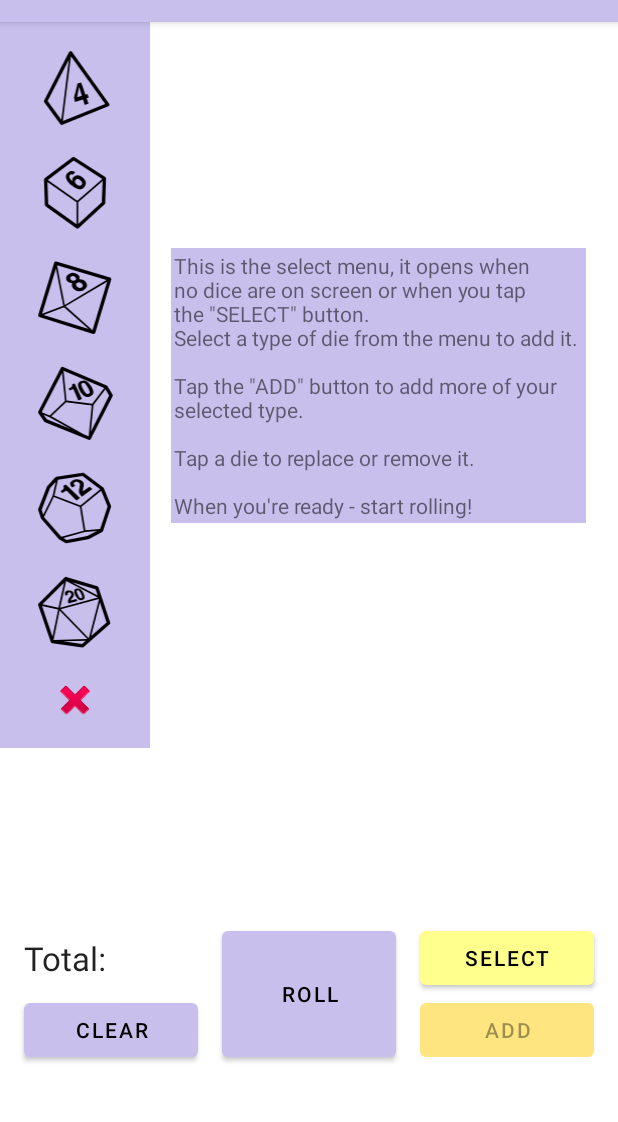
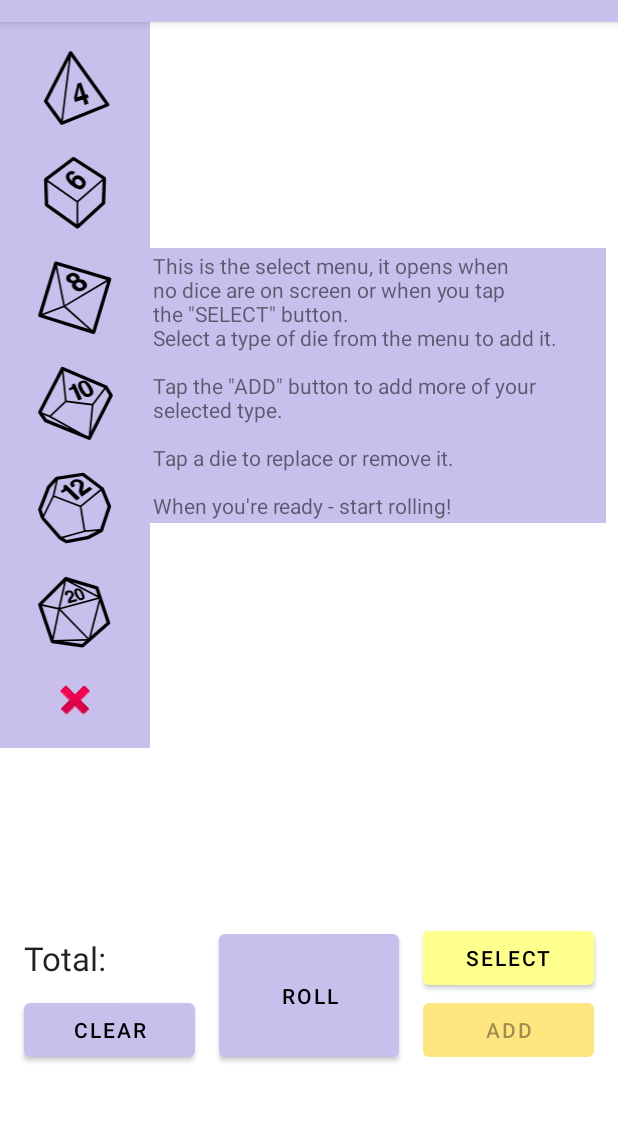
Before and after one commit to LukasH77/Dice2Go, an Android app: the screen it shows after launch (MainActivity), on a phone screen of 412 x 824 dp, the part 62-1184 px from its top. Run offline under Robolectric (Android 15) with nearby library versions, the phone set to English and light mode, and no system bars; our stand-ins replace data binding, navigation-ui.

Commit message:
Cleaned up a bit of code

```diff
--- a/app/src/main/java/com/example/dice/home/Die.kt
+++ b/app/src/main/java/com/example/dice/home/Die.kt
@@ -53,7 +53,7 @@ open class Die(
 
         fun roll(dice: MutableList<Die>): Int {
             return if (time == 1) {
-                println("roll, timer: $time")
+//                println("roll, timer: $time")
                 time--
                 time
             } else {
@@ -100,7 +100,7 @@ open class Die(
 
             addD4Button.setOnClickListener {
                 lastVisibleIndex = findLastVisibleIndex(dice)
-                println(lastVisibleIndex)
+//                println(lastVisibleIndex)
                 for (i in lastVisibleIndex until dice.lastIndex) {
                     val addedDie = dice[i + 1]
                     val modelDie = D4(addedDie.uiRepresentation)
@@ -121,7 +121,7 @@ open class Die(
 
             addD6Button.setOnClickListener {
                 lastVisibleIndex = findLastVisibleIndex(dice)
-                println(lastVisibleIndex)
+//                println(lastVisibleIndex)
                 for (i in lastVisibleIndex until dice.lastIndex) {
                     val addedDie = dice[i + 1]
                     val modelDie = D6(addedDie.uiRepresentation)
@@ -142,7 +142,7 @@ open class Die(
 
             addD8Button.setOnClickListener {
                 lastVisibleIndex = findLastVisibleIndex(dice)
-                println(lastVisibleIndex)
+//                println(lastVisibleIndex)
                 for (i in lastVisibleIndex until dice.lastIndex) {
                     val addedDie = dice[i + 1]
                     val modelDie = D8(addedDie.uiRepresentation)
@@ -163,7 +163,7 @@ open class Die(
 
             addD10Button.setOnClickListener {
                 lastVisibleIndex = findLastVisibleIndex(dice)
-                println(lastVisibleIndex)
+//                println(lastVisibleIndex)
                 for (i in lastVisibleIndex until dice.lastIndex) {
                     val addedDie = dice[i + 1]
                     val modelDie = D10(addedDie.uiRepresentation)
@@ -184,7 +184,7 @@ open class Die(
 
             addD12Button.setOnClickListener {
                 lastVisibleIndex = findLastVisibleIndex(dice)
-                println(lastVisibleIndex)
+//                println(lastVisibleIndex)
                 for (i in lastVisibleIndex until dice.lastIndex) {
                     val addedDie = dice[i + 1]
                     val modelDie = D12(addedDie.uiRepresentation)
@@ -205,7 +205,7 @@ open class Die(
 
             addD20Button.setOnClickListener {
                 lastVisibleIndex = findLastVisibleIndex(dice)
-                println(lastVisibleIndex)
+//                println(lastVisibleIndex)
                 for (i in lastVisibleIndex until dice.lastIndex) {
                     val addedDie = dice[i + 1]
                     val modelDie = D20(addedDie.uiRepresentation)
@@ -250,7 +250,7 @@ open class Die(
         }
 
         fun handleButtons(dice: MutableList<Die>, addButton: Button, selectButton: Button) {
-            println("lastVisibleIndex hb: ${findLastVisibleIndex(dice)}")
+//            println("lastVisibleIndex hb: ${findLastVisibleIndex(dice)}")
             when (findLastVisibleIndex(dice)) {
                 5 -> {
                     selectButton.isEnabled = false
@@ -297,7 +297,7 @@ open class Die(
         addButton: Button,
         selectButton: Button
     ) {
-        println("setting up die clicks")
+//        println("setting up die clicks")
         val selectedIndex = dice.indexOf(this)
         this.uiRepresentation.setOnClickListener {
             resetBackground(dice)
@@ -347,7 +347,7 @@ open class Die(
         addButton: Button,
         selectButton: Button
     ) {
-        println(selectedIndex)
+//        println(selectedIndex)
         replaceD4Button.setOnClickListener {
             dice.removeAt(selectedIndex)
             dice.add(selectedIndex, D4(this.uiRepresentation))
@@ -442,7 +442,7 @@ open class Die(
                 selectMenu.visibility = View.VISIBLE
                 hintText.visibility = View.VISIBLE
                 hintText.visibility = View.VISIBLE
-                println("fault")
+//                println("fault")
                 addButton.text = "Add "
             }
             handleButtons(dice, addButton, selectButton)
--- a/app/src/main/java/com/example/dice/home/HomeFragment.kt
+++ b/app/src/main/java/com/example/dice/home/HomeFragment.kt
@@ -86,9 +86,9 @@ class HomeFragment : Fragment() {
         val selectButton = binding.bSelectDie
         val addButton = binding.bAdd
         val totalText = binding.tvTotal
-        val modifierText = binding.modifier
-        val modifierUpButton = binding.modifierUp
-        val modifierDownButton = binding.modifierDown
+//        val modifierText = binding.modifier
+//        val modifierUpButton = binding.modifierUp
+//        val modifierDownButton = binding.modifierDown
         var total = 0
         var modifier = 0
 
@@ -152,17 +152,17 @@ class HomeFragment : Fragment() {
 //            }
 //        }
 
-        modifierUpButton.setOnClickListener {
-            modifier++
-            if (modifier >= 0) modifierText.text =
-                "+${modifier.toString()}" else modifierText.text = modifier.toString()
-        }
-
-        modifierDownButton.setOnClickListener {
-            modifier--
-            if (modifier >= 0) modifierText.text =
-                "+${modifier.toString()}" else modifierText.text = modifier.toString()
-        }
+//        modifierUpButton.setOnClickListener {
+//            modifier++
+//            if (modifier >= 0) modifierText.text =
+//                "+${modifier.toString()}" else modifierText.text = modifier.toString()
+//        }
+//
+//        modifierDownButton.setOnClickListener {
+//            modifier--
+//            if (modifier >= 0) modifierText.text =
+//                "+${modifier.toString()}" else modifierText.text = modifier.toString()
+//        }
 
         rollButton.setOnClickListener {
             Die.removeMenus(dice as MutableList<Die>, dieMenu, selectMenu, hintText)
@@ -188,7 +188,7 @@ class HomeFragment : Fragment() {
                 timer = fixedRateTimer("timer", false, 0, 125) {
                     activity?.runOnUiThread {
                         if (Die.roll(dice as MutableList<Die>) == 0) {
-                            println("running")
+//                            println("running")
                             this.cancel()
                         }
                         for (die in dice) {
--- a/app/src/main/res/layout/fragment_home.xml
+++ b/app/src/main/res/layout/fragment_home.xml
@@ -110,6 +110,18 @@
                 app:layout_constraintTop_toTopOf="@+id/guideline"
                 app:srcCompat="@drawable/d6__6" />
 
+            <TextView
+                android:id="@+id/tvTotal"
+                android:layout_width="0dp"
+                android:layout_height="0dp"
+                android:gravity="center_vertical"
+                android:text="Total:"
+                android:textAppearance="@style/TextAppearance.AppCompat.Large"
+                app:layout_constraintBottom_toBottomOf="@+id/bSelectDie"
+                app:layout_constraintEnd_toEndOf="@+id/bClear"
+                app:layout_constraintStart_toStartOf="@+id/bClear"
+                app:layout_constraintTop_toTopOf="@+id/bSelectDie" />
+
             <Button
                 android:id="@+id/bClear"
                 android:layout_width="0dp"
@@ -124,14 +136,26 @@
 
             <Button
                 android:id="@+id/bRoll"
-                android:layout_width="0dp"
-                android:layout_height="0dp"
+                android:layout_width="120dp"
+                android:layout_height="94dp"
                 android:layout_marginStart="16dp"
                 android:layout_marginEnd="16dp"
                 android:text="Roll"
                 app:layout_constraintBottom_toBottomOf="parent"
                 app:layout_constraintEnd_toStartOf="@+id/bAdd"
                 app:layout_constraintStart_toEndOf="@+id/bClear"
+                app:layout_constraintTop_toTopOf="@+id/guideline3" />
+
+            <Button
+                android:id="@+id/bSelectDie"
+                android:layout_width="0dp"
+                android:layout_height="wrap_content"
+                android:text="Select"
+                app:backgroundTint="#FFFF8D"
+                app:backgroundTintMode="add"
+                app:layout_constraintBottom_toTopOf="@+id/bAdd"
+                app:layout_constraintEnd_toEndOf="@+id/bAdd"
+                app:layout_constraintStart_toStartOf="@+id/bAdd"
                 app:layout_constraintTop_toTopOf="@+id/guideline3" />
 
             <Button
@@ -168,6 +192,34 @@
                 android:orientation="horizontal"
                 app:layout_constraintGuide_begin="600dp" />
 
+            <androidx.constraintlayout.widget.Guideline
+                android:id="@+id/guideline4"
+                android:layout_width="wrap_content"
+                android:layout_height="wrap_content"
+                android:orientation="vertical"
+                app:layout_constraintGuide_begin="16dp" />
+
+            <androidx.constraintlayout.widget.Guideline
+                android:id="@+id/guideline5"
+                android:layout_width="wrap_content"
+                android:layout_height="wrap_content"
+                android:orientation="vertical"
+                app:layout_constraintGuide_end="16dp" />
+
+            <TextView
+                android:id="@+id/tvHint"
+                android:layout_width="0dp"
+                android:layout_height="wrap_content"
+                android:layout_marginEnd="8dp"
+                android:background="?colorPrimary"
+                android:padding="2dp"
+                android:text="@string/short_hint"
+                app:layout_constraintBottom_toBottomOf="@+id/clSelectionPopup"
+                app:layout_constraintEnd_toEndOf="parent"
+                app:layout_constraintHorizontal_bias="0.0"
+                app:layout_constraintStart_toEndOf="@+id/clSelectionPopup"
+                app:layout_constraintTop_toTopOf="@+id/clSelectionPopup" />
+
             <androidx.constraintlayout.widget.ConstraintLayout
                 android:id="@+id/clSelectionPopup"
                 android:layout_width="wrap_content"
@@ -180,8 +232,7 @@
                 app:layout_constraintHorizontal_bias="0.0"
                 app:layout_constraintStart_toStartOf="parent"
                 app:layout_constraintTop_toTopOf="parent"
-                app:layout_constraintVertical_bias="0.0"
-                tools:visibility="gone">
+                app:layout_constraintVertical_bias="0.0">
 
                 <ImageButton
                     android:id="@+id/ibAddD4"
@@ -381,96 +432,44 @@
 
             </androidx.constraintlayout.widget.ConstraintLayout>
 
-            <TextView
-                android:id="@+id/tvTotal"
-                android:layout_width="0dp"
-                android:layout_height="0dp"
-                android:gravity="center_vertical"
-                android:text="Total:"
-                android:textAppearance="@style/TextAppearance.AppCompat.Large"
-                app:layout_constraintBottom_toBottomOf="@+id/bSelectDie"
-                app:layout_constraintEnd_toEndOf="@+id/bClear"
-                app:layout_constraintStart_toStartOf="@+id/bClear"
-                app:layout_constraintTop_toTopOf="@+id/bSelectDie" />
+<!--            <ImageButton-->
+<!--                android:id="@+id/modifierDown"-->
+<!--                android:layout_width="35dp"-->
+<!--                android:layout_height="0dp"-->
+<!--                android:background="?colorPrimary"-->
+<!--                android:scaleType="fitCenter"-->
+<!--                android:visibility="gone"-->
+<!--                app:layout_constraintBottom_toBottomOf="@+id/modifier"-->
+<!--                app:layout_constraintEnd_toStartOf="@+id/modifier"-->
+<!--                app:layout_constraintStart_toStartOf="@+id/bRoll"-->
+<!--                app:layout_constraintTop_toTopOf="@+id/modifier"-->
+<!--                app:srcCompat="@android:drawable/btn_minus" />-->
 
-            <ImageButton
-                android:id="@+id/modifierDown"
-                android:layout_width="35dp"
-                android:layout_height="0dp"
-                android:background="?colorPrimary"
-                android:scaleType="fitCenter"
-                android:visibility="gone"
-                app:layout_constraintBottom_toBottomOf="@+id/modifier"
-                app:layout_constraintEnd_toStartOf="@+id/modifier"
-                app:layout_constraintStart_toStartOf="@+id/bRoll"
-                app:layout_constraintTop_toTopOf="@+id/modifier"
-                app:srcCompat="@android:drawable/btn_minus" />
+<!--            <ImageButton-->
+<!--                android:id="@+id/modifierUp"-->
+<!--                android:layout_width="39dp"-->
+<!--                android:layout_height="0dp"-->
+<!--                android:background="?colorPrimary"-->
+<!--                android:scaleType="fitCenter"-->
+<!--                android:visibility="gone"-->
+<!--                app:layout_constraintBottom_toBottomOf="@+id/modifier"-->
+<!--                app:layout_constraintEnd_toEndOf="@+id/bRoll"-->
+<!--                app:layout_constraintStart_toEndOf="@+id/modifier"-->
+<!--                app:layout_constraintTop_toTopOf="@+id/modifier"-->
+<!--                app:srcCompat="@android:drawable/btn_plus" />-->
 
-            <ImageButton
-                android:id="@+id/modifierUp"
-                android:layout_width="39dp"
-                android:layout_height="0dp"
-                android:background="?colorPrimary"
-                android:scaleType="fitCenter"
-                android:visibility="gone"
-                app:layout_constraintBottom_toBottomOf="@+id/modifier"
-                app:layout_constraintEnd_toEndOf="@+id/bRoll"
-                app:layout_constraintStart_toEndOf="@+id/modifier"
-                app:layout_constraintTop_toTopOf="@+id/modifier"
-                app:srcCompat="@android:drawable/btn_plus" />
-
-            <TextView
-                android:id="@+id/modifier"
-                android:layout_width="0dp"
-                android:layout_height="0dp"
-                android:gravity="center"
-                android:inputType="number"
-                android:text=" +0"
-                android:visibility="gone"
-                app:layout_constraintBottom_toBottomOf="@+id/bSelectDie"
-                app:layout_constraintEnd_toStartOf="@+id/modifierUp"
-                app:layout_constraintStart_toEndOf="@+id/modifierDown"
-                app:layout_constraintTop_toTopOf="@+id/bSelectDie" />
-
-            <Button
-                android:id="@+id/bSelectDie"
-                android:layout_width="0dp"
-                android:layout_height="wrap_content"
-                android:text="Select"
-                app:backgroundTint="#FFFF8D"
-                app:backgroundTintMode="add"
-                app:layout_constraintBottom_toTopOf="@+id/bAdd"
-                app:layout_constraintEnd_toEndOf="@+id/bAdd"
-                app:layout_constraintStart_toStartOf="@+id/bAdd"
-                app:layout_constraintTop_toTopOf="@+id/guideline3" />
-
-            <TextView
-                android:id="@+id/tvHint"
-                android:layout_width="wrap_content"
-                android:layout_height="wrap_content"
-                android:layout_marginEnd="8dp"
-                android:background="?colorPrimary"
-                android:padding="2dp"
-                tools:visibility="gone"
-                android:text="@string/short_hint"
-                app:layout_constraintBottom_toBottomOf="@+id/clSelectionPopup"
-                app:layout_constraintEnd_toEndOf="parent"
-                app:layout_constraintStart_toEndOf="@+id/clSelectionPopup"
-                app:layout_constraintTop_toTopOf="@+id/clSelectionPopup" />
-
-            <androidx.constraintlayout.widget.Guideline
-                android:id="@+id/guideline4"
-                android:layout_width="wrap_content"
-                android:layout_height="wrap_content"
-                android:orientation="vertical"
-                app:layout_constraintGuide_begin="16dp" />
-
-            <androidx.constraintlayout.widget.Guideline
-                android:id="@+id/guideline5"
-                android:layout_width="wrap_content"
-                android:layout_height="wrap_content"
-                android:orientation="vertical"
-                app:layout_constraintGuide_end="16dp" />
+<!--            <TextView-->
+<!--                android:id="@+id/modifier"-->
+<!--                android:layout_width="0dp"-->
+<!--                android:layout_height="0dp"-->
+<!--                android:gravity="center"-->
+<!--                android:inputType="number"-->
+<!--                android:text=" +0"-->
+<!--                android:visibility="gone"-->
+<!--                app:layout_constraintBottom_toBottomOf="@+id/bSelectDie"-->
+<!--                app:layout_constraintEnd_toStartOf="@+id/modifierUp"-->
+<!--                app:layout_constraintStart_toEndOf="@+id/modifierDown"-->
+<!--                app:layout_constraintTop_toTopOf="@+id/bSelectDie" />-->
 
         </androidx.constraintlayout.widget.ConstraintLayout>
     </ScrollView>
--- a/app/src/main/res/values/strings.xml
+++ b/app/src/main/res/values/strings.xml
@@ -17,7 +17,7 @@
         \n
         \nThe die symbols in the menus are by Lonnie Tapscott from the Noun Project.</string>
     <string name="about_me">
-        I\'m from Germany and currently studying on my own after recently finishing school and soon starting to study at university. [Q4 2020]
+        I\'m from Germany and, as of November 2020, am studying and developing on my own after recently finishing school and soon starting to study at university.
         \n
         \nYou can find me on <a href="https://github.com/LukasH77">GitHub</a>.
         \n
```
